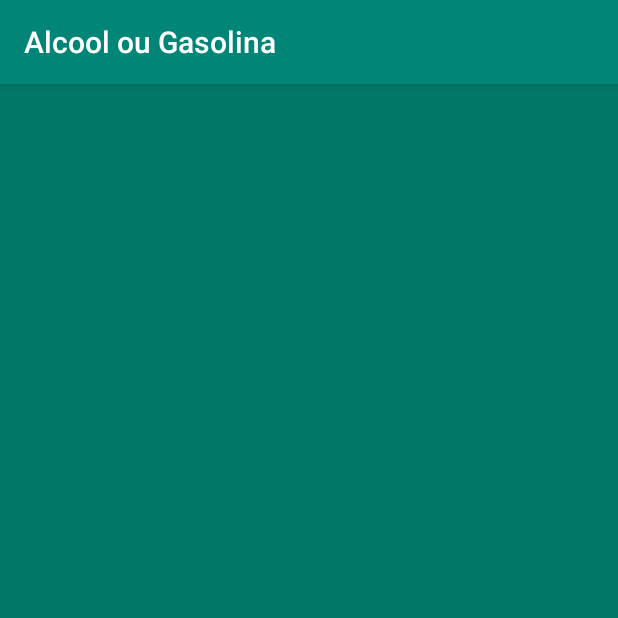
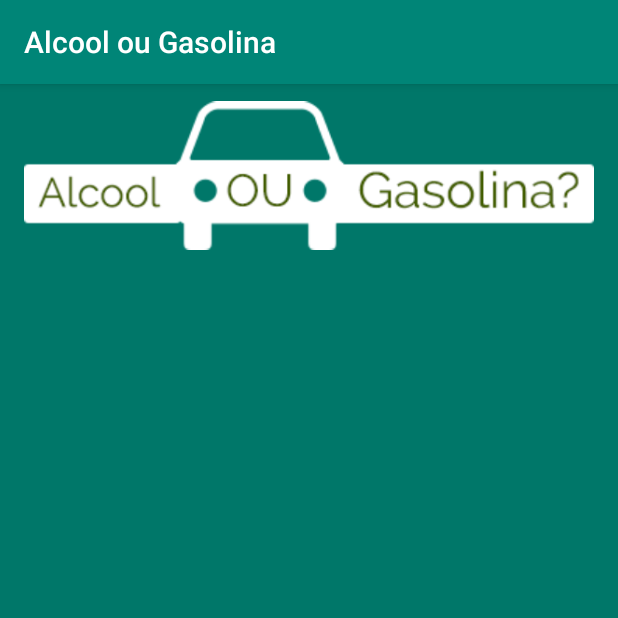
Before and after one commit to inhandui/alcoolougasolina-15apps, an Android app: the screen it shows after launch (MainActivity), on a phone screen of 412 x 824 dp, the top half of it. Run offline under Robolectric (Android 15) with nearby library versions, the phone set to English and light mode, and no system bars.

Commit message:
Change image view attributes.

```diff
--- a/app/src/main/res/layout/activity_main.xml
+++ b/app/src/main/res/layout/activity_main.xml
@@ -5,4 +5,19 @@
     android:layout_width="match_parent"
     android:layout_height="match_parent"
     android:background="#007769"
-    tools:context=".MainActivity" />
+    tools:context=".MainActivity">
+
+    <ImageView
+        android:id="@+id/imageView"
+        android:layout_width="0dp"
+        android:layout_height="wrap_content"
+        android:layout_marginStart="16dp"
+        android:layout_marginLeft="16dp"
+        android:layout_marginTop="8dp"
+        android:layout_marginEnd="16dp"
+        android:layout_marginRight="16dp"
+        app:layout_constraintEnd_toEndOf="parent"
+        app:layout_constraintStart_toStartOf="parent"
+        app:layout_constraintTop_toTopOf="parent"
+        app:srcCompat="@drawable/logo" />
+</androidx.constraintlayout.widget.ConstraintLayout>
```
